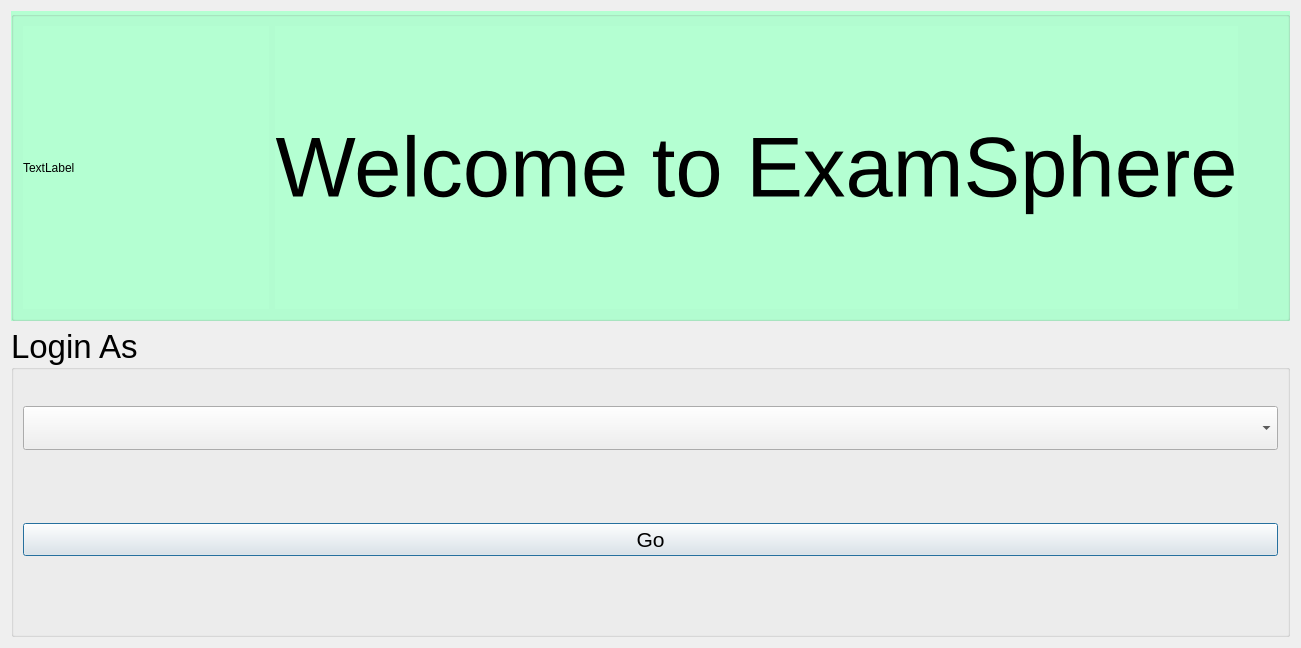
BiratBC/ExamSphereV1, file ExamSphereV1/welcome.ui: the form before one commit.
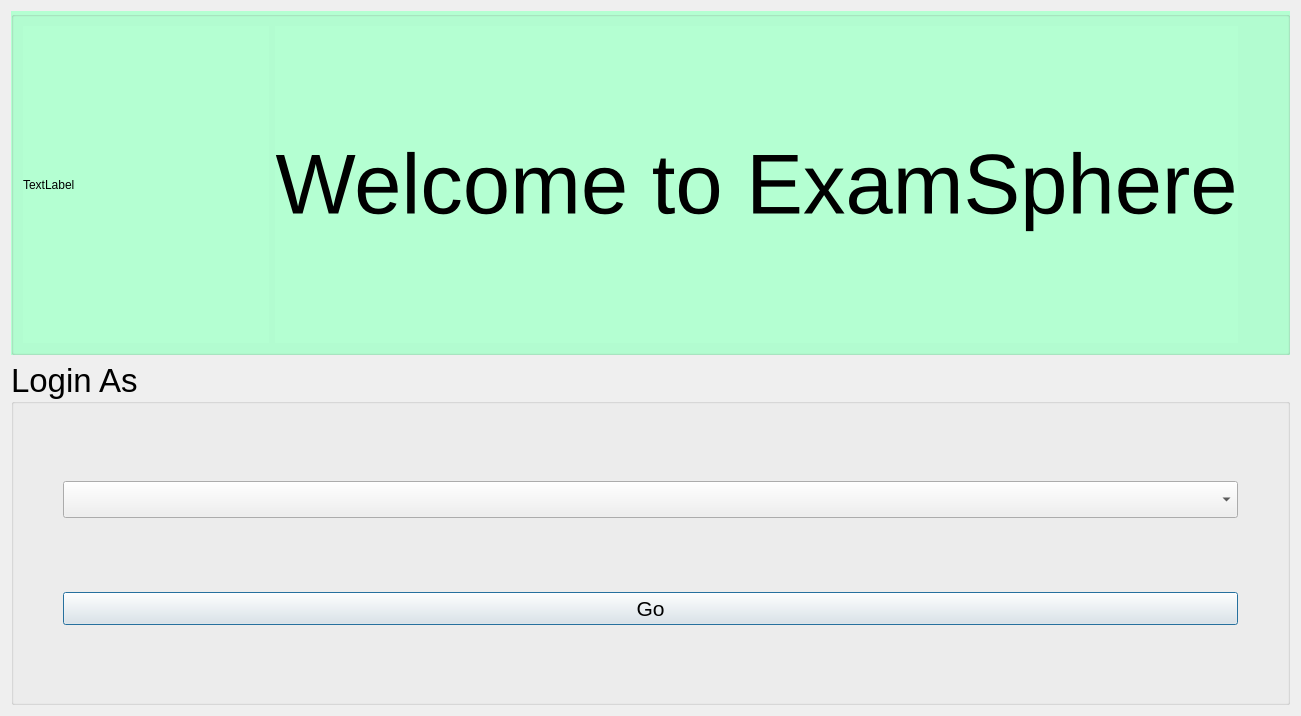
The form after the commit.

Patch:
```diff
--- a/ExamSphereV1/welcome.ui
+++ b/ExamSphereV1/welcome.ui
@@ -10,7 +10,7 @@
     <x>0</x>
     <y>0</y>
     <width>1301</width>
-    <height>648</height>
+    <height>716</height>
    </rect>
   </property>
   <property name="cursor">
@@ -90,59 +90,66 @@
        <property name="title">
         <string>Login As</string>
        </property>
-       <layout class="QGridLayout" name="gridLayout">
-        <item row="2" column="0">
-         <widget class="QPushButton" name="pushGo">
-          <property name="font">
-           <font>
-            <pointsize>16</pointsize>
-           </font>
-          </property>
-          <property name="text">
-           <string>Go</string>
-          </property>
-         </widget>
-        </item>
-        <item row="0" column="0">
-         <widget class="QComboBox" name="comboBox">
-          <property name="font">
-           <font>
-            <pointsize>24</pointsize>
-           </font>
-          </property>
-          <property name="cursor">
-           <cursorShape>PointingHandCursor</cursorShape>
-          </property>
-         </widget>
-        </item>
-        <item row="3" column="0">
-         <spacer name="verticalSpacer_2">
+       <layout class="QHBoxLayout" name="horizontalLayout_2">
+        <item>
+         <spacer name="horizontalSpacer">
           <property name="orientation">
-           <enum>Qt::Vertical</enum>
+           <enum>Qt::Horizontal</enum>
           </property>
           <property name="sizeType">
            <enum>QSizePolicy::Preferred</enum>
           </property>
           <property name="sizeHint" stdset="0">
            <size>
-            <width>20</width>
-            <height>40</height>
+            <width>40</width>
+            <height>20</height>
            </size>
           </property>
          </spacer>
         </item>
-        <item row="1" column="0">
-         <spacer name="verticalSpacer">
+        <item>
+         <layout class="QVBoxLayout" name="verticalLayout_2">
+          <item>
+           <widget class="QComboBox" name="comboBox">
+            <property name="font">
+             <font>
+              <pointsize>19</pointsize>
+             </font>
+            </property>
+            <property name="cursor">
+             <cursorShape>PointingHandCursor</cursorShape>
+            </property>
+           </widget>
+          </item>
+          <item>
+           <widget class="QPushButton" name="pushGo">
+            <property name="font">
+             <font>
+              <pointsize>16</pointsize>
+             </font>
+            </property>
+            <property name="cursor">
+             <cursorShape>PointingHandCursor</cursorShape>
+            </property>
+            <property name="text">
+             <string>Go</string>
+            </property>
+           </widget>
+          </item>
+         </layout>
+        </item>
+        <item>
+         <spacer name="horizontalSpacer_2">
           <property name="orientation">
-           <enum>Qt::Vertical</enum>
+           <enum>Qt::Horizontal</enum>
           </property>
           <property name="sizeType">
            <enum>QSizePolicy::Preferred</enum>
           </property>
           <property name="sizeHint" stdset="0">
            <size>
-            <width>20</width>
-            <height>40</height>
+            <width>40</width>
+            <height>20</height>
            </size>
           </property>
          </spacer>
```
